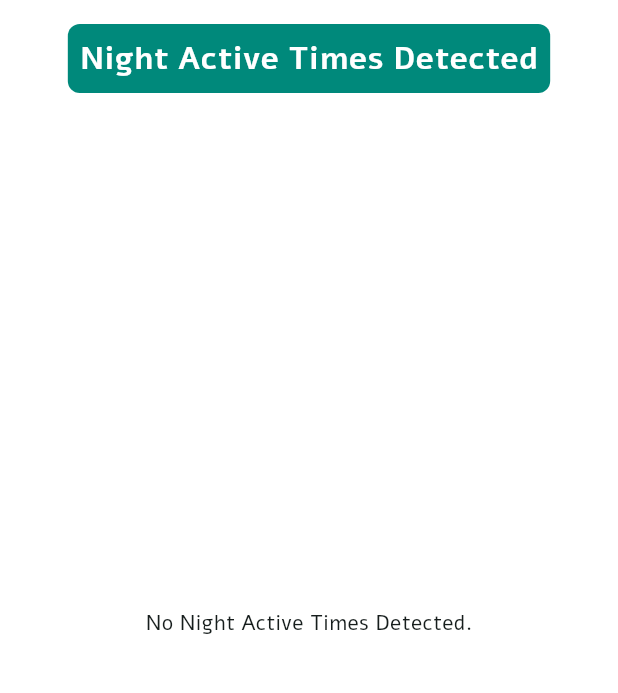
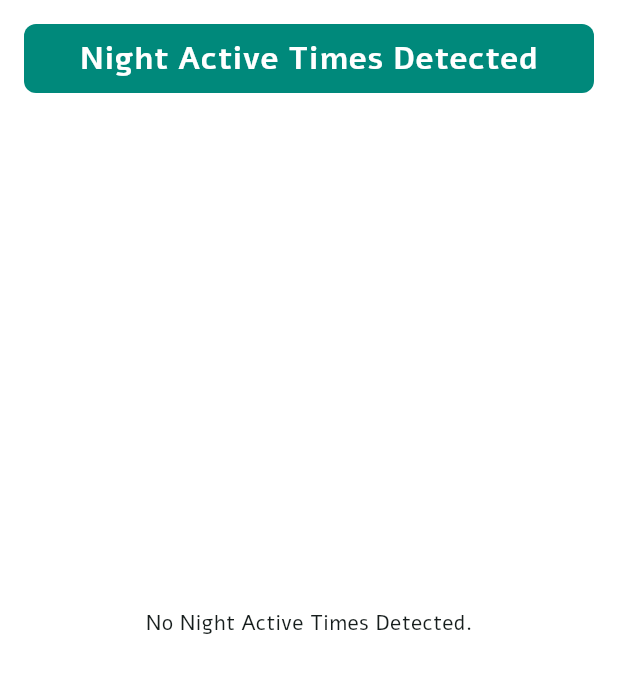
Before and after one commit to lottemarava/S24-IoT-SmartRoom, a Flutter app: the ActivitiesPage screen opened directly, on a phone screen of 412 x 824 dp, the part 84-777 px from its top. Run offline on Flutter 3.47's test engine with Material 3 defaults, Android fonts, the phone set to English and light mode, and no system bars; our stand-ins replace cloud_firestore, convex_bottom_bar, firebase_core, flutter_blue, percent_indicator and 2 more; missing offline and left inert: dart:ffi, widget_zoom; accounts and stored records are empty.

Commit message:
async support added

```diff
--- a/Flutter/lib/activityPage.dart
+++ b/Flutter/lib/activityPage.dart
@@ -1,5 +1,4 @@
 import 'package:cloud_firestore/cloud_firestore.dart';
-import 'package:firebase_database/firebase_database.dart';
 import 'package:flutter/material.dart';
 import 'package:nightlight/main.dart';
 
@@ -11,18 +10,14 @@ class ActivitiesPage extends StatefulWidget {
 }
 
 class _ActivitiesPageState extends State<ActivitiesPage> {
-
-
-Future<QuerySnapshot> _getActivity() {
-  return firestore
-    .collection('Activity')
-    .get();
+  Stream<QuerySnapshot> _getActivityStream() {
+    return firestore.collection('Activity').snapshots();
   }
 
   @override
   Widget build(BuildContext context) {
-  return FutureBuilder<QuerySnapshot>(
-    future: _getActivity(),
+    return StreamBuilder<QuerySnapshot>(
+      stream: _getActivityStream(),
       builder: (BuildContext context, AsyncSnapshot<QuerySnapshot> snapshot) {
         if (snapshot.hasError) {
           return Scaffold(
@@ -32,7 +27,7 @@ Widget build(BuildContext context) {
           );
         }
 
-      if (snapshot.connectionState == ConnectionState.done) {
+        if (snapshot.connectionState == ConnectionState.active) {
           if (snapshot.hasData && snapshot.data != null) {
             List<DocumentSnapshot> documents = snapshot.data!.docs;
             List<Widget> dataWidgets = documents.map((doc) {
@@ -45,13 +40,15 @@ Widget build(BuildContext context) {
                     borderRadius: BorderRadius.circular(8.0),
                   ),
                   padding: EdgeInsets.all(8.0),
-                child: Text('Time: $time',
+                  child: Text(
+                    'Time: $time',
                     style: TextStyle(
                       fontSize: 16,
                       fontWeight: FontWeight.bold,
                     ),
                   ),
-            ));
+                ),
+              );
             }).toList();
 
             return Scaffold(
@@ -67,12 +64,16 @@ Widget build(BuildContext context) {
                         color: Colors.teal.shade600,
                         borderRadius: BorderRadius.circular(8.0),
                       ),
-                    child: Text('Night Active Times Detected',
+                      alignment: Alignment.center,
+                      child: Text(
+                        'Night Active Times Detected',
                         style: TextStyle(
                           fontSize: 21,
                           fontWeight: FontWeight.bold,
                           color: Colors.white,
-                              ),),
+                        ),
+                        textAlign: TextAlign.center,
+                      ),
                       padding: EdgeInsets.all(8.0),
                     ),
                     const SizedBox(height: 16), // Add some space between the title and the list
@@ -102,12 +103,11 @@ Widget build(BuildContext context) {
       },
     );
   }
-
 }
 
-AppBar basicAppBar()
-{
-  return AppBar(centerTitle: true,
+AppBar basicAppBar() {
+  return AppBar(
+    centerTitle: true,
     automaticallyImplyLeading: false,
     backgroundColor: Colors.teal.shade800,
     title: Text(
@@ -115,5 +115,8 @@ AppBar basicAppBar()
       style: TextStyle(
         fontSize: 30,
         fontWeight: FontWeight.bold,
-              color: Colors.white)));
+        color: Colors.white,
+      ),
+    ),
+  );
 }
```
Lines whose indentation alone changed are shown as unchanged.
